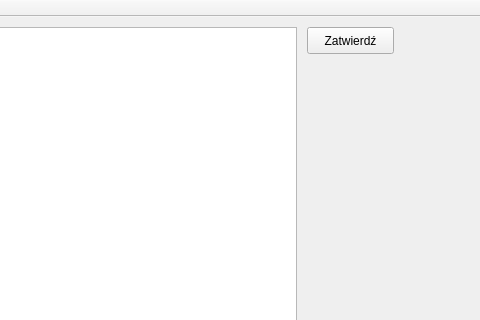
The window that mainwindow.ui (wosiu/Diaballik) describes before a commit, drawn with Qt 5; both pictures show x 83 to 563 and y 0 to 320 of the 563 by 446 pixel window.
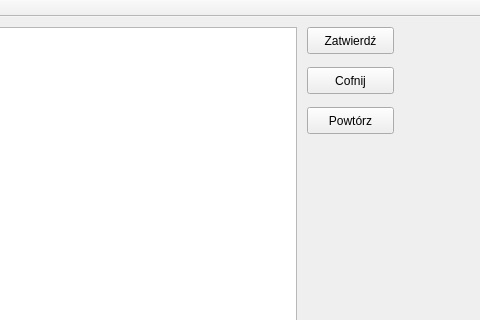
The same window after the commit.

Patch:
```diff
--- a/mainwindow.ui
+++ b/mainwindow.ui
@@ -37,6 +37,32 @@
      <string>Zatwierdź</string>
     </property>
    </widget>
+   <widget class="QPushButton" name="Cofnij_pushButton">
+    <property name="geometry">
+     <rect>
+      <x>390</x>
+      <y>50</y>
+      <width>87</width>
+      <height>27</height>
+     </rect>
+    </property>
+    <property name="text">
+     <string>Cofnij</string>
+    </property>
+   </widget>
+   <widget class="QPushButton" name="Powtorz_pushButton">
+    <property name="geometry">
+     <rect>
+      <x>390</x>
+      <y>90</y>
+      <width>87</width>
+      <height>27</height>
+     </rect>
+    </property>
+    <property name="text">
+     <string>Powtórz</string>
+    </property>
+   </widget>
   </widget>
   <widget class="QMenuBar" name="menuBar">
    <property name="geometry">
```
